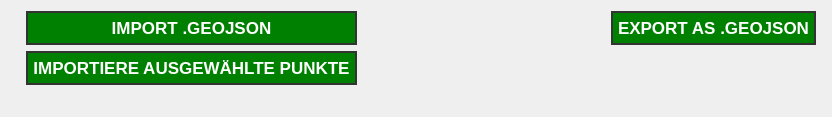
The window that fim/gui/draft/io_btn.ui (b-lack/qgis-fim-plugin) describes before a commit, drawn with Qt 5.
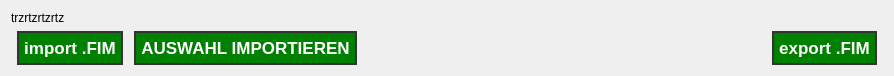
The same window after the commit.

Patch:
```diff
--- a/fim/gui/draft/io_btn.ui
+++ b/fim/gui/draft/io_btn.ui
@@ -6,8 +6,8 @@
    <rect>
     <x>0</x>
     <y>0</y>
-    <width>832</width>
-    <height>117</height>
+    <width>894</width>
+    <height>75</height>
    </rect>
   </property>
   <property name="sizePolicy">
@@ -19,8 +19,40 @@
   <property name="windowTitle">
    <string>Form</string>
   </property>
+  <property name="styleSheet">
+   <string notr="true"/>
+  </property>
   <layout class="QGridLayout" name="gridLayout">
-   <item row="0" column="2">
+   <item row="2" column="4">
+    <widget class="QPushButton" name="lfbExportBtn">
+     <property name="font">
+      <font>
+       <pointsize>13</pointsize>
+       <weight>75</weight>
+       <bold>true</bold>
+      </font>
+     </property>
+     <property name="cursor">
+      <cursorShape>PointingHandCursor</cursorShape>
+     </property>
+     <property name="styleSheet">
+      <string notr="true">QPushButton{
+	border: 2px solid #333;
+	color: #555;
+	padding: 5px;
+}
+QPushButton:enabled{
+	border: 2px solid #333;
+	background-color: green;
+	color: #fff;
+}</string>
+     </property>
+     <property name="text">
+      <string>export .FIM</string>
+     </property>
+    </widget>
+   </item>
+   <item row="2" column="3">
     <spacer name="horizontalSpacer">
      <property name="orientation">
       <enum>Qt::Horizontal</enum>
@@ -33,136 +65,71 @@
      </property>
     </spacer>
    </item>
-   <item row="1" column="0" colspan="4">
+   <item row="2" column="2">
+    <widget class="QPushButton" name="lfbImportSelectedBtn">
+     <property name="font">
+      <font>
+       <pointsize>13</pointsize>
+       <weight>75</weight>
+       <bold>true</bold>
+      </font>
+     </property>
+     <property name="cursor">
+      <cursorShape>PointingHandCursor</cursorShape>
+     </property>
+     <property name="styleSheet">
+      <string notr="true">QPushButton{
+	border: 2px solid #333;
+	color: #555;
+	margin: 0 5px;
+	padding: 5px;
+}
+QPushButton:enabled{
+	border: 2px solid #333;
+	background-color: green;
+	color: #fff;
+}</string>
+     </property>
+     <property name="text">
+      <string>AUSWAHL IMPORTIEREN</string>
+     </property>
+    </widget>
+   </item>
+   <item row="0" column="0" colspan="6">
     <widget class="QLabel" name="lfbExportFeedback">
      <property name="text">
-      <string/>
+      <string>trzrtzrtzrtz</string>
      </property>
     </widget>
    </item>
-   <item row="0" column="3">
-    <layout class="QHBoxLayout" name="horizontalLayout">
-     <item>
-      <layout class="QVBoxLayout" name="verticalLayout">
-       <item>
-        <widget class="QPushButton" name="lfbExportBtn">
-         <property name="font">
-          <font>
-           <pointsize>13</pointsize>
-           <weight>75</weight>
-           <bold>true</bold>
-          </font>
-         </property>
-         <property name="cursor">
-          <cursorShape>PointingHandCursor</cursorShape>
-         </property>
-         <property name="styleSheet">
-          <string notr="true">QPushButton{
-	border-radius: 10px;
-	border: 2px solid #333;
-	color: #555;
-	margin: 0 5px;
-	padding: 5px;
-}
-QPushButton:enabled{
-	border-radius: 20px;
-	border: 2px solid #333;
-	background-color: green;
-	color: #fff;
-}</string>
-         </property>
-         <property name="text">
-          <string>EXPORT AS .GEOJSON</string>
-         </property>
-        </widget>
-       </item>
-       <item>
-        <spacer name="verticalSpacer">
-         <property name="orientation">
-          <enum>Qt::Vertical</enum>
-         </property>
-         <property name="sizeHint" stdset="0">
-          <size>
-           <width>20</width>
-           <height>40</height>
-          </size>
-         </property>
-        </spacer>
-       </item>
-      </layout>
-     </item>
-    </layout>
-   </item>
-   <item row="0" column="0">
-    <layout class="QVBoxLayout" name="verticalLayout_3">
-     <property name="leftMargin">
-      <number>10</number>
+   <item row="2" column="1">
+    <widget class="QPushButton" name="lfbImportBtn">
+     <property name="font">
+      <font>
+       <pointsize>13</pointsize>
+       <weight>75</weight>
+       <bold>true</bold>
+      </font>
      </property>
-     <item>
-      <widget class="QPushButton" name="lfbImportBtn">
-       <property name="font">
-        <font>
-         <pointsize>13</pointsize>
-         <weight>75</weight>
-         <bold>true</bold>
-        </font>
-       </property>
-       <property name="cursor">
-        <cursorShape>PointingHandCursor</cursorShape>
-       </property>
-       <property name="styleSheet">
-        <string notr="true">QPushButton{
-	border-radius: 1px;
+     <property name="cursor">
+      <cursorShape>PointingHandCursor</cursorShape>
+     </property>
+     <property name="styleSheet">
+      <string notr="true">QPushButton{
 	border: 2px solid #333;
 	color: #555;
-	margin: 0 5px;
 	padding: 5px;
 }
 QPushButton:enabled{
-	border-radius: 20px;
 	border: 2px solid #333;
 	background-color: green;
 	color: #fff;
 }</string>
-       </property>
-       <property name="text">
-        <string>IMPORT .GEOJSON</string>
-       </property>
-      </widget>
-     </item>
-     <item>
-      <widget class="QPushButton" name="lfbImportSelectedBtn">
-       <property name="font">
-        <font>
-         <pointsize>13</pointsize>
-         <weight>75</weight>
-         <bold>true</bold>
-        </font>
-       </property>
-       <property name="cursor">
-        <cursorShape>PointingHandCursor</cursorShape>
-       </property>
-       <property name="styleSheet">
-        <string notr="true">QPushButton{
-	border-radius: 10px;
-	border: 2px solid #333;
-	color: #555;
-	margin: 0 5px;
-	padding: 5px;
-}
-QPushButton:enabled{
-	border-radius: 20px;
-	border: 2px solid #333;
-	background-color: green;
-	color: #fff;
-}</string>
-       </property>
-       <property name="text">
-        <string>IMPORTIERE AUSGEWÄHLTE PUNKTE</string>
-       </property>
-      </widget>
-     </item>
-    </layout>
+     </property>
+     <property name="text">
+      <string>import .FIM</string>
+     </property>
+    </widget>
    </item>
   </layout>
  </widget>
```
